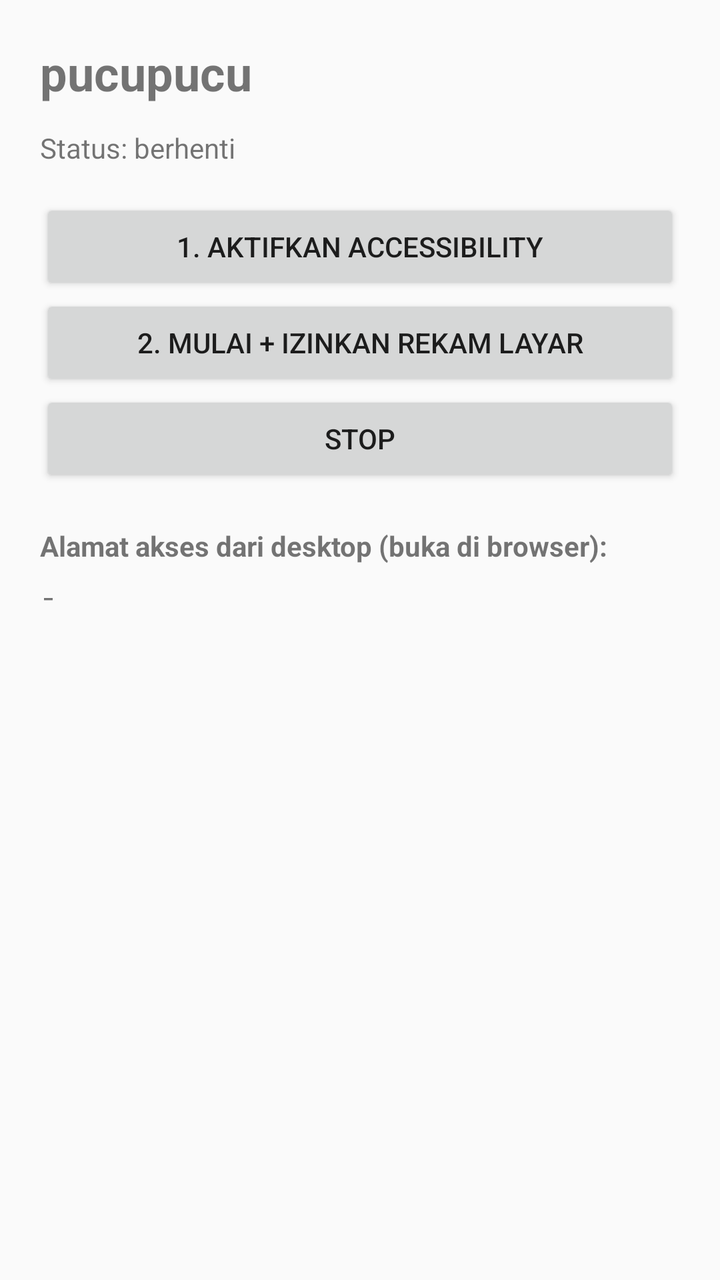
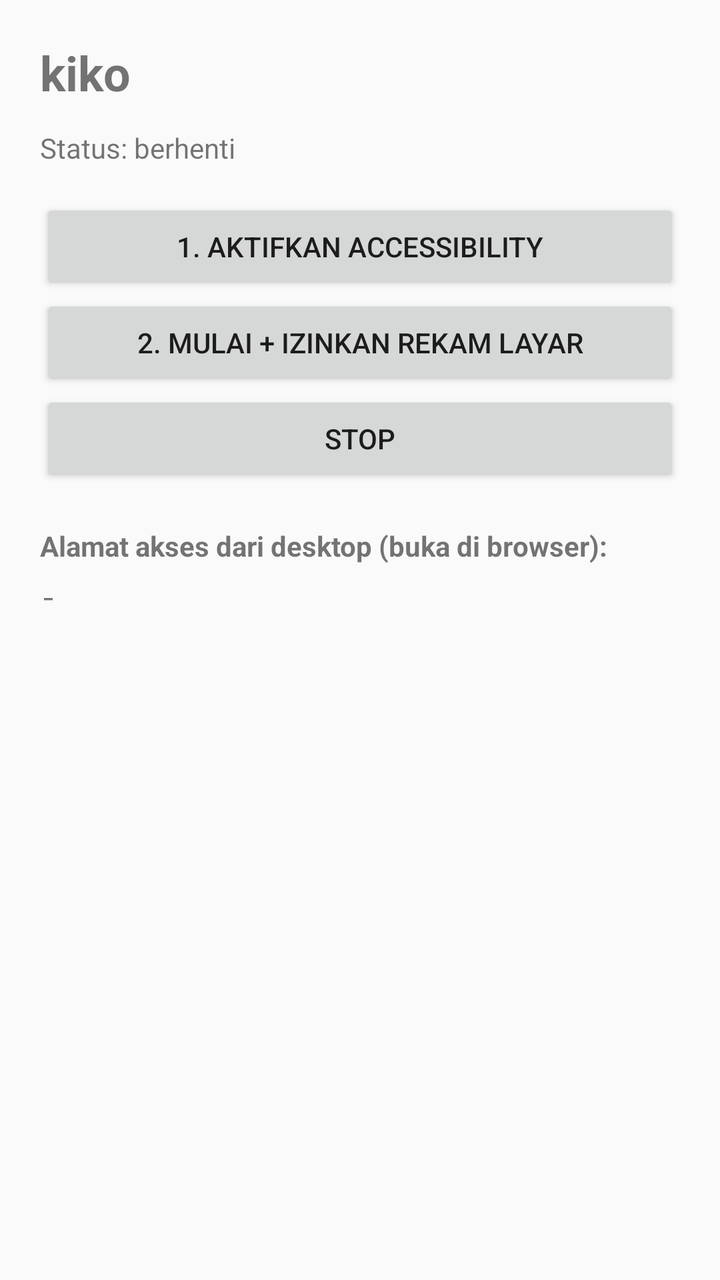

Two renders of the same Android screen: before a commit and after it. Below are the layout's source before the change and the commit's diff.
<!-- AndroidManifest.xml: application theme Theme.AppCompat.DayNight -->
<!-- res/layout/activity_main.xml -->
<?xml version="1.0" encoding="utf-8"?>
<ScrollView xmlns:android="http://schemas.android.com/apk/res/android"
    android:layout_width="match_parent"
    android:layout_height="match_parent">

    <LinearLayout
        android:layout_width="match_parent"
        android:layout_height="wrap_content"
        android:orientation="vertical"
        android:padding="20dp">

        <TextView
            android:layout_width="match_parent"
            android:layout_height="wrap_content"
            android:text="pucupucu"
            android:textSize="24sp"
            android:textStyle="bold"
            android:paddingBottom="12dp" />

        <TextView
            android:id="@+id/status"
            android:layout_width="match_parent"
            android:layout_height="wrap_content"
            android:text="Status: berhenti"
            android:paddingBottom="16dp" />

        <Button
            android:id="@+id/btnAccessibility"
            android:layout_width="match_parent"
            android:layout_height="wrap_content"
            android:text="1. Aktifkan Accessibility" />

        <Button
            android:id="@+id/btnStart"
            android:layout_width="match_parent"
            android:layout_height="wrap_content"
            android:text="2. Mulai + Izinkan Rekam Layar" />

        <Button
            android:id="@+id/btnStop"
            android:layout_width="match_parent"
            android:layout_height="wrap_content"
            android:text="Stop" />

        <TextView
            android:layout_width="match_parent"
            android:layout_height="wrap_content"
            android:text="Alamat akses dari desktop (buka di browser):"
            android:paddingTop="20dp"
            android:textStyle="bold" />

        <TextView
            android:id="@+id/addr"
            android:layout_width="match_parent"
            android:layout_height="wrap_content"
            android:text="-"
            android:textIsSelectable="true"
            android:paddingTop="6dp"
            android:fontFamily="monospace" />
    </LinearLayout>
</ScrollView>
<!-- resources referenced by this layout -->
<resources>

</resources>

<!-- the commit's change to res/layout/activity_main.xml (unified diff, before → after) -->
@@ -12,7 +12,7 @@
         <TextView
             android:layout_width="match_parent"
             android:layout_height="wrap_content"
-            android:text="pucupucu"
+            android:text="kiko"
             android:textSize="24sp"
             android:textStyle="bold"
             android:paddingBottom="12dp" />
